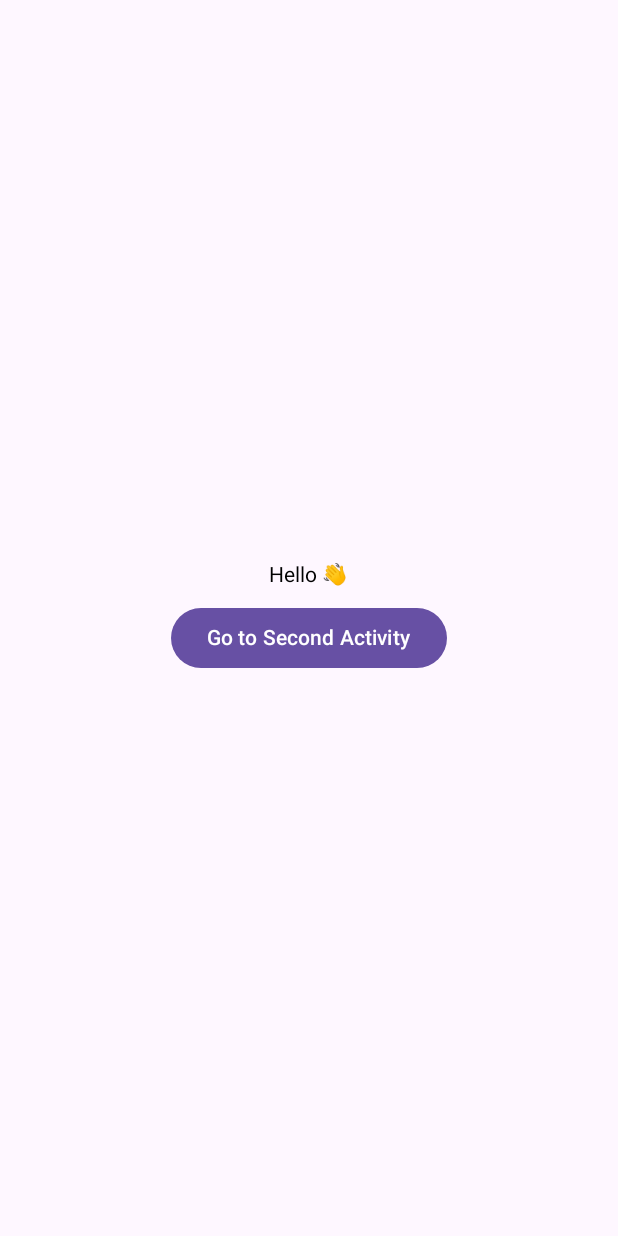
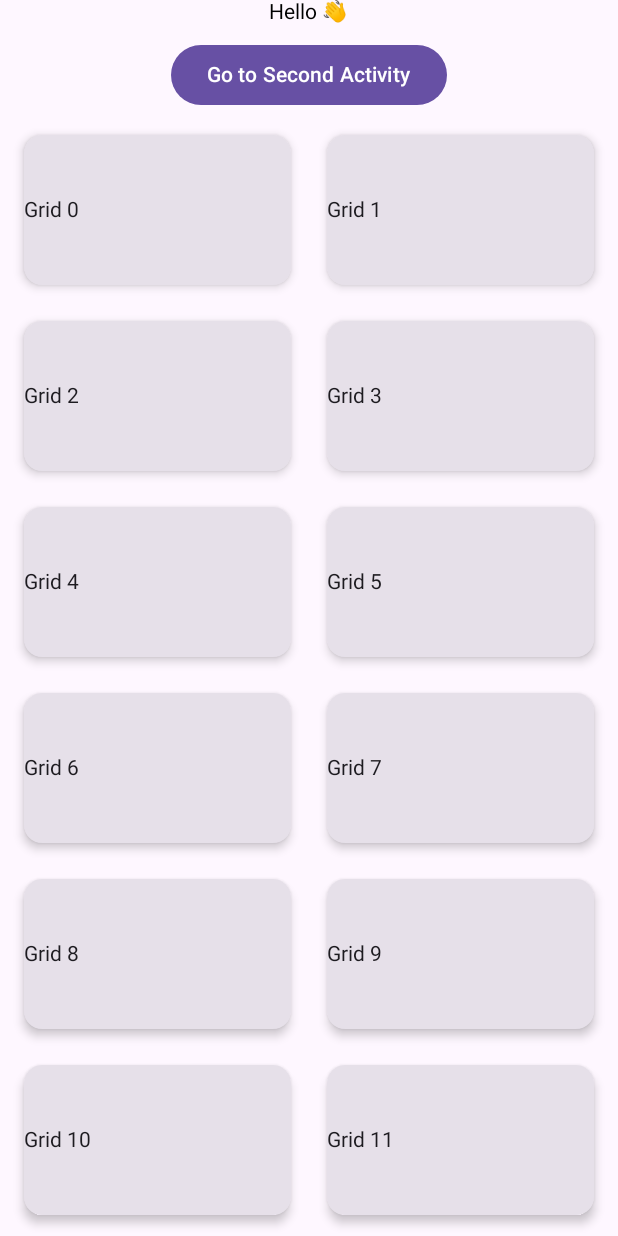
Before and after one commit to anowar1112/ComposeAndroidLibraryPractice, an Android app built with Jetpack Compose: the screen it shows after launch (MainActivity), on a phone screen of 412 x 824 dp. Run offline under Robolectric (Android 15) with nearby library versions, the phone set to English and light mode, and no system bars.

Commit message:
[Title] added recycleview

```diff
--- a/app/src/main/java/com/schedule/androidcomposelibrary/MainActivity.kt
+++ b/app/src/main/java/com/schedule/androidcomposelibrary/MainActivity.kt
@@ -5,8 +5,13 @@ import android.content.Intent
 import android.os.Bundle
 import androidx.activity.ComponentActivity
 import androidx.activity.compose.setContent
+import androidx.compose.foundation.ExperimentalFoundationApi
 import androidx.compose.foundation.layout.*
+import androidx.compose.foundation.lazy.grid.GridCells
+import androidx.compose.foundation.lazy.grid.LazyVerticalGrid
 import androidx.compose.material3.Button
+import androidx.compose.material3.Card
+import androidx.compose.material3.CardDefaults
 import androidx.compose.material3.Text
 import androidx.compose.ui.Alignment
 import androidx.compose.ui.Modifier
@@ -43,9 +48,36 @@ fun MainScreen() {
             }) {
                 CommonUI().getTextObject( "Go to Second Activity")
             }
+            GridExample()
         }
     }
 }
+
+@Composable
+fun GridExample() {
+    LazyVerticalGrid(
+        columns = GridCells.Fixed(2), // ✅ এখন 'columns' ব্যবহার করতে হবে
+        modifier = Modifier.fillMaxSize(),
+        contentPadding = PaddingValues(8.dp),
+        verticalArrangement = Arrangement.spacedBy(8.dp),
+        horizontalArrangement = Arrangement.spacedBy(8.dp)
+    ) {
+        items(20) { index ->
+            Card(
+                modifier = Modifier.padding(8.dp).fillMaxWidth(),
+                elevation = CardDefaults.cardElevation(4.dp)
+            ) {
+                Box(
+                    modifier = Modifier.height(100.dp),
+                    contentAlignment = Alignment.Center
+                ) {
+                    Text("Grid $index")
+                }
+            }
+        }
+    }
+}
+
 
 
 @Preview(showBackground = true)
```
